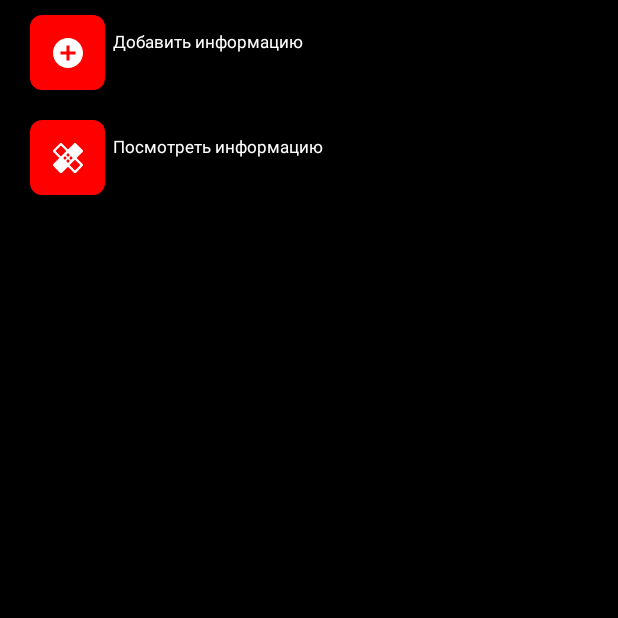
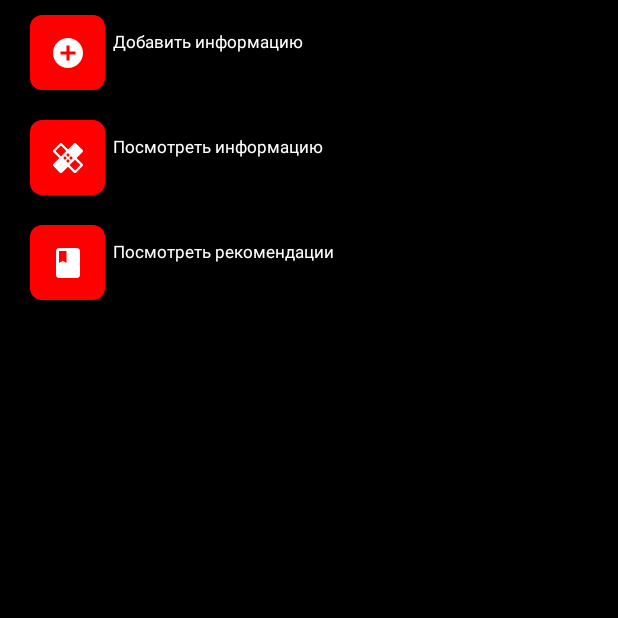
Before and after one commit to IvanGrebenyukov/pract2_2_v3_grebenukov, an Android app: the MainActivity screen opened directly, with no data from a screen before it, on a phone screen of 412 x 824 dp, the top half of it. Run offline under Robolectric (Android 15) with nearby library versions, the phone set to English and light mode, and no system bars; plain views replace BoxInsetLayout.

Commit message:
final_commit

```diff
--- a/app/src/main/AndroidManifest.xml
+++ b/app/src/main/AndroidManifest.xml
@@ -11,6 +11,10 @@
         android:label="@string/app_name"
         android:supportsRtl="true"
         android:theme="@android:style/Theme.DeviceDefault">
+        <activity
+            android:name=".presentation.Recommendations.RecommendationsActivity"
+            android:exported="false"
+            android:theme="@android:style/Theme.DeviceDefault.NoActionBar" />
         <activity
             android:name=".presentation.AddHealthInfoActivity"
             android:exported="false"
--- a/app/src/main/java/com/example/pract2_2_v3_grebenukov/presentation/Data/HealthData.kt
+++ b/app/src/main/java/com/example/pract2_2_v3_grebenukov/presentation/Data/HealthData.kt
@@ -2,6 +2,7 @@ package com.example.pract2_2_v3_grebenukov.presentation.Data
 
 import androidx.room.Entity
 import androidx.room.PrimaryKey
+import java.io.Serializable
 
 
 @Entity(tableName = "health_data")
@@ -13,4 +14,4 @@ data class HealthData(
     val diastolicPressure: Int,
     val calories: Int,
     val sleepDuration: Int
-)
+):Serializable
--- a/app/src/main/java/com/example/pract2_2_v3_grebenukov/presentation/Data/HealthDataDao.kt
+++ b/app/src/main/java/com/example/pract2_2_v3_grebenukov/presentation/Data/HealthDataDao.kt
@@ -5,7 +5,7 @@ import androidx.room.*
 @Dao
 interface HealthDataDao {
     @Query("SELECT * FROM health_data")
-    suspend fun getAllHealthData(): List<HealthData>
+    suspend fun getAllHealthData(): MutableList<HealthData>
 
     @Insert(onConflict = OnConflictStrategy.REPLACE)
     suspend fun insertHealthData(healthData: HealthData)
--- a/app/src/main/java/com/example/pract2_2_v3_grebenukov/presentation/MainActivity.kt
+++ b/app/src/main/java/com/example/pract2_2_v3_grebenukov/presentation/MainActivity.kt
@@ -7,6 +7,7 @@ import android.os.Bundle
 import com.example.pract2_2_v3_grebenukov.R
 import com.example.pract2_2_v3_grebenukov.databinding.ActivityLogInBinding
 import com.example.pract2_2_v3_grebenukov.databinding.ActivityMainBinding
+import com.example.pract2_2_v3_grebenukov.presentation.Recommendations.RecommendationsActivity
 
 class MainActivity : Activity() {
     private lateinit var binding: ActivityMainBinding
@@ -22,5 +23,9 @@ class MainActivity : Activity() {
             val intent = Intent(this, AddHealthInfoActivity::class.java)
             startActivity(intent)
         }
+        binding.btnToRecommendationsActivity.setOnClickListener {
+            val intent = Intent(this, RecommendationsActivity::class.java)
+            startActivity(intent)
+        }
     }
 }
--- /dev/null
+++ b/app/src/main/java/com/example/pract2_2_v3_grebenukov/presentation/Recommendations/RecommendationItem.kt
@@ -0,0 +1,6 @@
+package com.example.pract2_2_v3_grebenukov.presentation.Recommendations
+
+data class RecommendationItem(
+    val title: String,
+    val description: String
+)
--- /dev/null
+++ b/app/src/main/res/drawable/baseline_book.xml
@@ -0,0 +1,5 @@
+<vector android:height="24dp" android:tint="#FFFFFF"
+    android:viewportHeight="24" android:viewportWidth="24"
+    android:width="24dp" xmlns:android="http://schemas.android.com/apk/res/android">
+    <path android:fillColor="@android:color/white" android:pathData="M18,2H6c-1.1,0 -2,0.9 -2,2v16c0,1.1 0.9,2 2,2h12c1.1,0 2,-0.9 2,-2V4c0,-1.1 -0.9,-2 -2,-2zM6,4h5v8l-2.5,-1.5L6,12V4z"/>
+</vector>
--- a/app/src/main/res/layout/activity_main.xml
+++ b/app/src/main/res/layout/activity_main.xml
@@ -7,6 +7,10 @@
     tools:deviceIds="wear"
     android:background="@color/black"
     tools:context=".presentation.MainActivity">
+    <ScrollView
+        android:layout_width="match_parent"
+        android:layout_height="match_parent"
+        app:layout_boxedEdges="all">
         <FrameLayout
             android:layout_width="match_parent"
             android:layout_height="match_parent"
@@ -38,13 +42,33 @@
                 android:layout_marginLeft="10dp"
                 android:layout_marginTop="70dp"
                 android:onClick="second"/>
+
             <TextView
                 android:layout_width="wrap_content"
                 android:layout_height="wrap_content"
+                android:layout_marginStart="65dp"
+                android:layout_marginTop="80dp"
                 android:text="@string/check_info"
+                android:textColor="@color/white"
+                android:textSize="11sp" />
+            <ImageButton
+                android:id="@+id/btnToRecommendationsActivity"
+                android:layout_width="50dp"
+                android:layout_height="50dp"
+                android:src="@drawable/baseline_book"
+                android:background="@drawable/buttons"
+                android:layout_marginLeft="10dp"
+                android:layout_marginTop="140dp"
+                android:onClick="second"/>
+            <TextView
+                android:layout_width="wrap_content"
+                android:layout_height="wrap_content"
+                android:text="@string/recommendations"
                 android:textSize="11sp"
                 android:textColor="@color/white"
-            android:layout_marginTop="80dp"
+                android:layout_marginTop="150dp"
                 android:layout_marginStart="65dp"/>
         </FrameLayout>
+    </ScrollView>
+
 </androidx.wear.widget.BoxInsetLayout>
--- a/app/src/main/res/values/strings.xml
+++ b/app/src/main/res/values/strings.xml
@@ -21,4 +21,5 @@
     <string name="calories_received_example">2500</string>
     <string name="hours_sleep">Часы сна</string>
     <string name="hours_sleep_example">8</string>
+    <string name="recommendations">Посмотреть рекомендации</string>
 </resources>
```
Also changed, not shown: app/src/main/java/com/example/pract2_2_v3_grebenukov/presentation/AddHealthInfoActivity.kt (+51 -18 lines), app/src/main/java/com/example/pract2_2_v3_grebenukov/presentation/HealthDataAdapter.kt (+11 -3 lines), app/src/main/java/com/example/pract2_2_v3_grebenukov/presentation/HealthListInfoActivity.kt (+41 -16 lines), app/src/main/java/com/example/pract2_2_v3_grebenukov/presentation/Recommendations/RecommendationsActivity.kt (added, +58 -0 lines), app/src/main/java/com/example/pract2_2_v3_grebenukov/presentation/Recommendations/RecommendationsAdapter.kt (added, +34 -0 lines), app/src/main/res/layout/activity_recommendations.xml (added, +15 -0 lines), app/src/main/res/layout/list_item_recommendation.xml (added, +21 -0 lines). Lines whose indentation alone changed are shown as unchanged.
